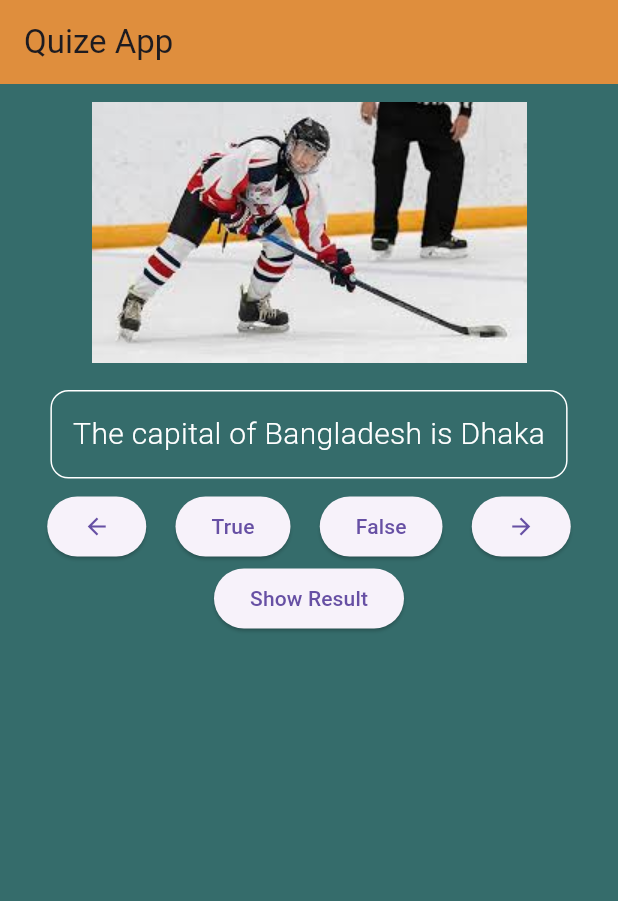
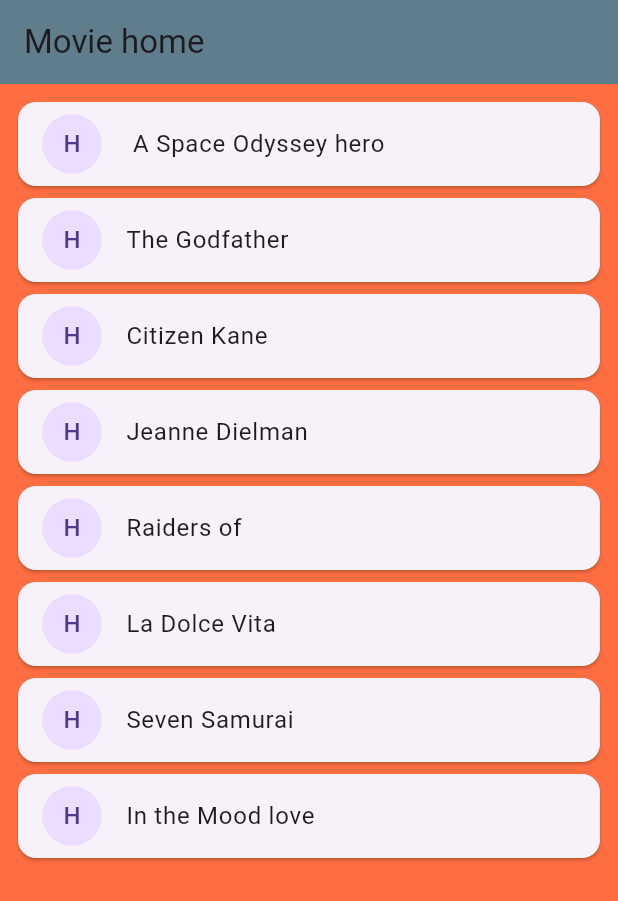
Before and after one commit to Foysalrabby/flutterpricerange, a Flutter app: the screen it shows after launch, on a phone screen of 412 x 824 dp. Shown: the top 901 px of the screen. Run offline on Flutter 3.47's test engine with Material 3 defaults, Android fonts, the phone set to English and light mode, and no system bars; missing offline and left inert: dart:ffi.

Commit message:
AGAIN LISTVIEW.BULDER PRACTICE FOR MOVIE

```diff
--- a/lib/main.dart
+++ b/lib/main.dart
@@ -1,8 +1,9 @@
 import 'package:flutter/material.dart';
-import 'package:flutterpricerange/priceandlinkumage.dart';
-import 'package:flutterpricerange/quize.dart';
-import 'package:flutterpricerange/tipcalculator.dart';
+import 'package:flutterpricerange/movie.dart';
+// import 'package:flutterpricerange/priceandlinkumage.dart';
+// import 'package:flutterpricerange/quize.dart';
+// import 'package:flutterpricerange/tipcalculator.dart';
 
 void main() => runApp( new  MaterialApp(
-  home: Quizeapp()
+  home: Movieclass()
 ));
--- /dev/null
+++ b/lib/movie.dart
@@ -0,0 +1,50 @@
+import 'package:flutter/cupertino.dart';
+import 'package:flutter/material.dart';
+
+class Movieclass extends StatefulWidget{
+  @override
+  State<StatefulWidget> createState() {
+    return ExtendMovieclss();
+  }
+
+}
+class ExtendMovieclss extends State<Movieclass>{
+  List moviename=[
+    " A Space Odyssey hero",
+    "The Godfather",
+    "Citizen Kane",
+    "Jeanne Dielman",
+    "Raiders of",
+    "La Dolce Vita",
+    "Seven Samurai",
+    "In the Mood love"
+  ];
+  @override
+  Widget build(BuildContext context) {
+    return Scaffold(
+      appBar: AppBar(
+        title: Text("Movie home"),
+        backgroundColor: Colors.blueGrey,
+      ),
+      backgroundColor: Colors.deepOrangeAccent,
+      body: Padding(
+        padding: const EdgeInsets.all(8.0),
+        child: ListView.builder(
+          itemCount: moviename.length,
+            itemBuilder: (BuildContext context,int index){
+              return  Card(
+                   child: ListTile(
+                     leading: CircleAvatar(
+                       child: Text("H"),
+                     ),
+                     title: Text("${moviename.elementAt(index)}"),
+                   ),
+              );
+            }
+        ),
+      ),
+    );
+
+  }
+
+}
```
